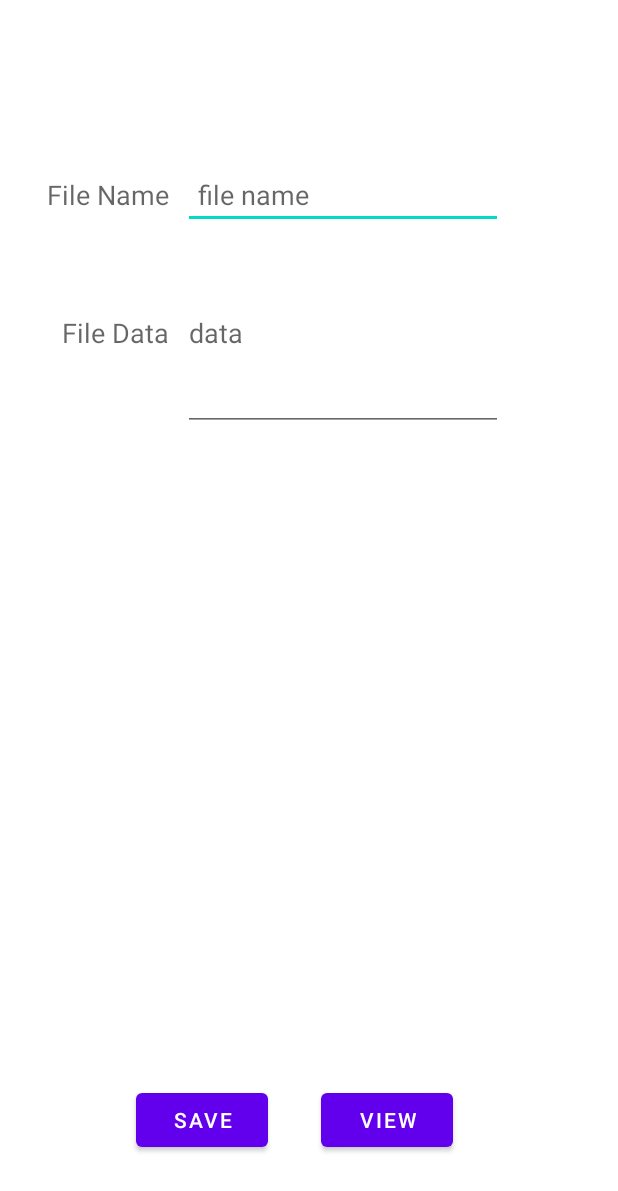
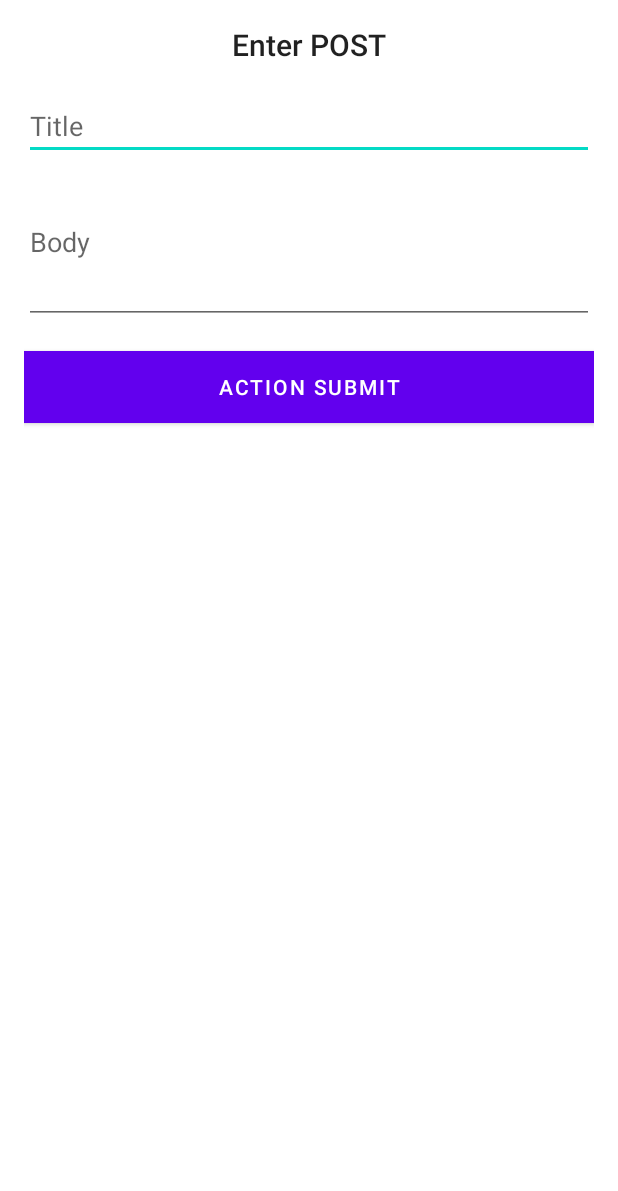
Before and after one commit to Shevy-D/Test, an Android app: the layout activity_main.xml on its own in the app's theme, with its tools: preview values and no code run, on a phone screen of 412 x 824 dp. Shown: the top 1191 px of the screen. Run offline under Robolectric (Android 15) with nearby library versions, the phone set to English and light mode, and no system bars.

Commit message:
Create POST request

```diff
--- a/app/build.gradle
+++ b/app/build.gradle
@@ -36,8 +36,9 @@ android {
 }
 
 dependencies {
-    implementation "androidx.viewpager2:viewpager2:1.0.0"
-    implementation 'com.github.bumptech.glide:glide:4.14.2'
+    implementation 'com.google.code.gson:gson:2.9.0'
+    implementation 'com.squareup.retrofit2:retrofit:2.9.0'
+    implementation 'com.squareup.retrofit2:converter-moshi:2.9.0'
 
     implementation 'androidx.core:core-ktx:1.7.0'
     implementation 'androidx.appcompat:appcompat:1.5.1'
--- a/app/src/main/AndroidManifest.xml
+++ b/app/src/main/AndroidManifest.xml
@@ -3,7 +3,7 @@
     xmlns:tools="http://schemas.android.com/tools"
     package="com.shevy.test">
 
-    <uses-permission android:name="android.permission.CHANGE_WIFI_STATE" />
+    <uses-permission android:name="android.permission.INTERNET" />
 
     <application
         android:allowBackup="true"
--- a/app/src/main/res/layout/activity_main.xml
+++ b/app/src/main/res/layout/activity_main.xml
@@ -1,83 +1,50 @@
 <?xml version="1.0" encoding="utf-8"?>
-<RelativeLayout xmlns:android="http://schemas.android.com/apk/res/android"
-    xmlns:app="http://schemas.android.com/apk/res-auto"
+<LinearLayout xmlns:android="http://schemas.android.com/apk/res/android"
     xmlns:tools="http://schemas.android.com/tools"
+    android:id="@+id/activity_post"
     android:layout_width="match_parent"
     android:layout_height="match_parent"
-    tools:context="MainActivity">
-
+    android:orientation="vertical"
+    android:paddingLeft="@dimen/activity_horizontal_margin"
+    android:paddingTop="@dimen/activity_vertical_margin"
+    android:paddingRight="@dimen/activity_horizontal_margin"
+    android:paddingBottom="@dimen/activity_vertical_margin"
+    tools:context=".MainActivity">
 
     <TextView
-        android:id="@+id/textView"
-        android:layout_width="wrap_content"
+        android:layout_width="match_parent"
         android:layout_height="wrap_content"
-        android:layout_alignParentLeft="true"
-        android:layout_alignParentStart="true"
-        android:layout_alignParentTop="true"
-        android:layout_marginLeft="31dp"
-        android:layout_marginStart="31dp"
-        android:layout_marginTop="117dp"
-        android:text="File Name"
-        android:textAppearance="@style/Base.TextAppearance.AppCompat.Medium"/>
+        android:gravity="center_horizontal"
+        android:text="@string/enter_post"
+        android:textAppearance="@style/TextAppearance.AppCompat.Title" />
 
     <EditText
-        android:id="@+id/editFile"
-        android:layout_width="wrap_content"
+        android:id="@+id/et_title"
+        android:layout_width="match_parent"
         android:layout_height="wrap_content"
-        android:layout_alignBaseline="@+id/textView"
-        android:layout_alignBottom="@+id/textView"
-        android:layout_alignLeft="@+id/btnSave"
-        android:layout_alignStart="@+id/btnSave"
-        android:layout_marginLeft="31dp"
-        android:layout_marginStart="31dp"
-        android:ems="10"
-        android:paddingLeft="10dp"
-        android:inputType="textPersonName"
-        android:hint="file name" />
+        android:layout_marginTop="18dp"
+        android:hint="@string/title" />
+
+    <EditText
+        android:id="@+id/et_body"
+        android:layout_width="match_parent"
+        android:layout_height="wrap_content"
+        android:hint="@string/body"
+        android:lines="4" />
+
+    <Button
+        android:id="@+id/btn_submit"
+        android:layout_width="match_parent"
+        android:layout_height="wrap_content"
+        android:layout_marginTop="18dp"
+        android:background="@color/colorAccent"
+        android:text="@string/action_submit"
+        android:textColor="@android:color/white" />
 
     <TextView
-        android:id="@+id/textView2"
-        android:layout_width="wrap_content"
+        android:id="@+id/tv_response"
+        android:layout_width="match_parent"
         android:layout_height="wrap_content"
-        android:layout_alignEnd="@+id/textView"
-        android:layout_alignRight="@+id/textView"
-        android:layout_below="@+id/textView"
-        android:layout_marginTop="67dp"
-        android:text="File Data"
-        android:textAppearance="@style/Base.TextAppearance.AppCompat.Medium"/>
-
-    <EditText
-        android:id="@+id/editData"
-        android:layout_width="wrap_content"
-        android:layout_height="wrap_content"
-        android:layout_alignBaseline="@+id/textView2"
-        android:layout_alignBottom="@+id/textView2"
-        android:layout_alignLeft="@+id/editFile"
-        android:layout_alignStart="@+id/editFile"
-        android:ems="10"
-        android:lines="5"
-        android:hint="data" />
-
-    <Button
-        android:id="@+id/btnSave"
-        android:layout_width="wrap_content"
-        android:layout_height="wrap_content"
-        android:layout_alignLeft="@+id/textView2"
-        android:layout_alignParentBottom="true"
-        android:layout_alignStart="@+id/textView2"
-        android:layout_marginBottom="53dp"
-        android:layout_marginLeft="49dp"
-        android:layout_marginStart="49dp"
-        android:text="Save" />
-
-    <Button
-        android:id="@+id/btnView"
-        android:layout_width="wrap_content"
-        android:layout_height="wrap_content"
-        android:layout_alignEnd="@+id/editData"
-        android:layout_alignRight="@+id/editData"
-        android:layout_alignTop="@+id/btnSave"
-        android:layout_marginEnd="33dp"
-        android:layout_marginRight="33dp"
-        android:text="View" />
-</RelativeLayout>
+        android:layout_marginTop="35dp"
+        android:visibility="gone" />
+</LinearLayout>
--- a/app/src/main/res/values/strings.xml
+++ b/app/src/main/res/values/strings.xml
@@ -7,4 +7,8 @@
     <string name="tab_text_2">Tab 2</string>
 
     <string name="title_activity_base_example">BaseExampleActivity</string>
+    <string name="enter_post">Enter POST</string>
+    <string name="title">Title</string>
+    <string name="body">Body</string>
+    <string name="action_submit">Action submit</string>
 </resources>
```
Also changed, not shown: app/src/main/java/com/shevy/test/EmotionalFaceView.kt (deleted, +0 -138 lines), app/src/main/java/com/shevy/test/MainActivity.kt (+47 -52 lines), app/src/main/java/com/shevy/test/data/model/Post.kt (added, +14 -0 lines), app/src/main/java/com/shevy/test/data/remote/ApiService.kt (added, +31 -0 lines), app/src/main/java/com/shevy/test/data/remote/RetrofitClient.kt (added, +19 -0 lines), app/src/main/java/com/shevy/test/services/MyService.kt (deleted, +0 -28 lines), app/src/main/java/com/shevy/test/ui/main/Fragment1.kt (deleted, +0 -23 lines), app/src/main/java/com/shevy/test/ui/main/Fragment2.kt (deleted, +0 -23 lines), app/src/main/java/com/shevy/test/ui/main/Fragment3.kt (deleted, +0 -23 lines), app/src/main/res/layout/fragment_1.xml (deleted, +0 -32 lines), app/src/main/res/layout/fragment_2.xml (deleted, +0 -32 lines), app/src/main/res/layout/fragment_3.xml (deleted, +0 -32 lines), 4 other files.
